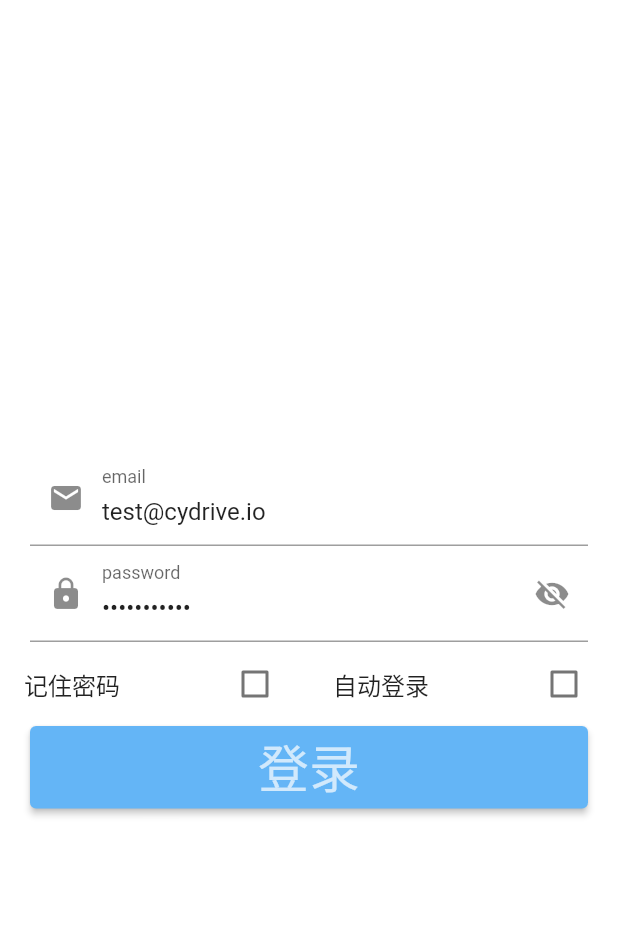
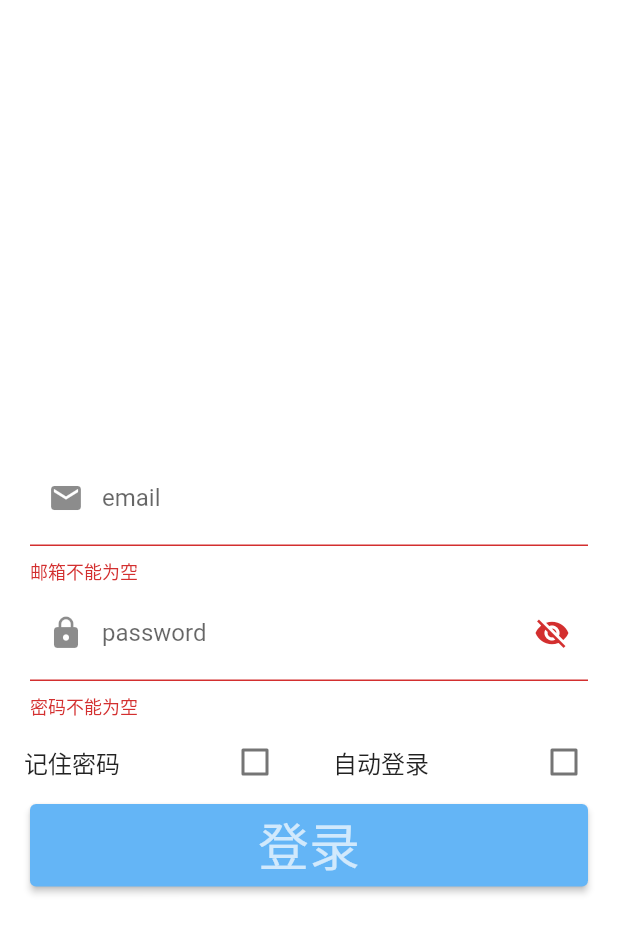
Before and after one commit to CyDrive/CyDrive, a Flutter app: the screen it shows after launch, after a tap on "登录", on a phone screen of 412 x 824 dp. Shown: the top 933 px of the screen. Run offline on Flutter 3.47's test engine with Material 2 defaults, Android fonts, the phone set to English and light mode, and no system bars; our stand-ins replace file_picker, open_file; missing offline and left inert: cydrive_sdk, receive_sharing_intent.

Commit message:
add: Remember email and password

```diff
--- a/lib/views/login_page.dart
+++ b/lib/views/login_page.dart
@@ -1,5 +1,6 @@
 import 'dart:async';
 import 'dart:io';
+import 'dart:convert';
 
 import 'package:cydrive/globals.dart';
 import 'package:cydrive/main.dart';
@@ -18,22 +19,30 @@ class LogInData{
   }
 
   LogInData.fromjson(Map<String, dynamic> json)
-      : account = Account(email: json['email'],password: json['passoword']),
+      : account = Account(email: json['email'],password: json['password']),
         isRememberPwd = json['isRememberPwd'],
-        isAutoLogin = json['isAutoLogin'];
+        isAutoLogin = json['isAutoLogin'],
+        isShowPwd = false, isShowClear = false;
 
    Map<String, dynamic> toJson() => {
         'email': account.email,
-        'password': account.password,
+        'password': isRememberPwd? account.password: '',
         'isRememberPwd': isRememberPwd,
         'isAutoLogin': isAutoLogin
       };
+
+  Account getHashAccount(){
+    return Account(
+      email: this.account.email,
+      password: passwordHash(this.account.password)
+    );
+  }
 }
 
 
 class LogInPageState extends State<MyHomePage> {
 
-  LogInData logInData = LogInData(email: 'test@cydrive.io', password: 'hello_world');
+  LogInData logInData = LogInData(email: '', password: '');
   FocusNode focusNodeEmail = new FocusNode();
   FocusNode focusNodePassword = new FocusNode();
 
@@ -41,9 +50,6 @@ class LogInPageState extends State<MyHomePage> {
 
   TextEditingController emailController = new TextEditingController();
   TextEditingController passwordController = new TextEditingController();
-  // String data
-  String dataPath;
-  Future<String> logInDataCallback;
 
   Future<Null> focusNodeListrener()async{
     if(focusNodeEmail.hasFocus){
@@ -72,7 +78,7 @@ class LogInPageState extends State<MyHomePage> {
     return null;
   }
 
-  Future<String> loadLogInData()async{
+  Future<LogInData> loadLogInData()async{
     await widget.dataReady;
     print('$filesCachePath' + "/account.json");
     Directory dir = Directory(filesCachePath);
@@ -81,15 +87,16 @@ class LogInPageState extends State<MyHomePage> {
     File file = File('$filesCachePath' + "/account.json");
     if (!await file.exists())
       await file.create();
-    var jsonString = await file.readAsString();
-    return jsonString;
+    var jsonMap = json.decode(await file.readAsString());
+    print(jsonMap);
+    return logInData=LogInData.fromjson(jsonMap);
   }
 
   Future<bool> saveLogInData()async{
     await widget.dataReady;
     try{
-      File file = File(dataPath);
-      file.writeAsString(logInData.toJson().toString());
+      File file = File('$filesCachePath' + "/account.json");
+      file.writeAsString(json.encode(logInData));
     } catch (e){
       print(e);
       return false;
@@ -100,18 +107,23 @@ class LogInPageState extends State<MyHomePage> {
   @override
   void initState(){
     print("init LoginPageState");
-    logInDataCallback=loadLogInData();
+    loadLogInData().then((value){
+      setState(() {
+        passwordController.text = logInData.account.password;
+        emailController.text = logInData.account.email;
+      });
+    });
+
     focusNodeEmail.addListener(focusNodeListrener);
     focusNodePassword.addListener(focusNodeListrener);
-
-    passwordController.text = logInData.account.password;
-    emailController.text = logInData.account.email;
     emailController.addListener(() {
       if(emailController.text.length > 0){
         logInData.isShowClear = true;
       }else{
         logInData.isShowClear = false;
       }
+      setState(() {
+      });
     });
     super.initState();
   }
@@ -127,7 +139,7 @@ class LogInPageState extends State<MyHomePage> {
 
   @override
   Widget build(BuildContext context) {
-
+    print("buildWidget");
     Widget emailTextFiled = new TextFormField(
               controller: emailController,
               focusNode: focusNodeEmail,
@@ -198,15 +210,15 @@ Widget loginButtonArea = new Container(
           backgroundColor: MaterialStateProperty.all(Colors.blue[300])
         ),
         onPressed: (){
-          saveLogInData().then((ok){if (!ok) print("data Cache error");});
           focusNodePassword.unfocus();
           focusNodeEmail.unfocus();
 
           if (logFormState.currentState.validate()) {
             logFormState.currentState.save();
             print('${logInData.account}');
-            client.login(account: logInData.account).then((ok){
+            client.login(account: logInData.getHashAccount()).then((ok){
               if(ok){
+                saveLogInData().then((ok){print("保存成功");if (!ok) print("data Cache error");});
                 print("登录成功");
               } else{
                 print("登录失败");
```
